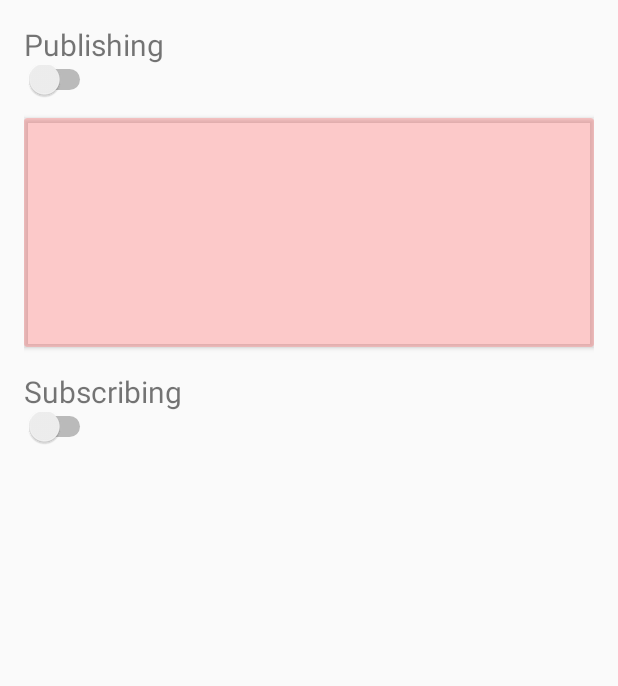
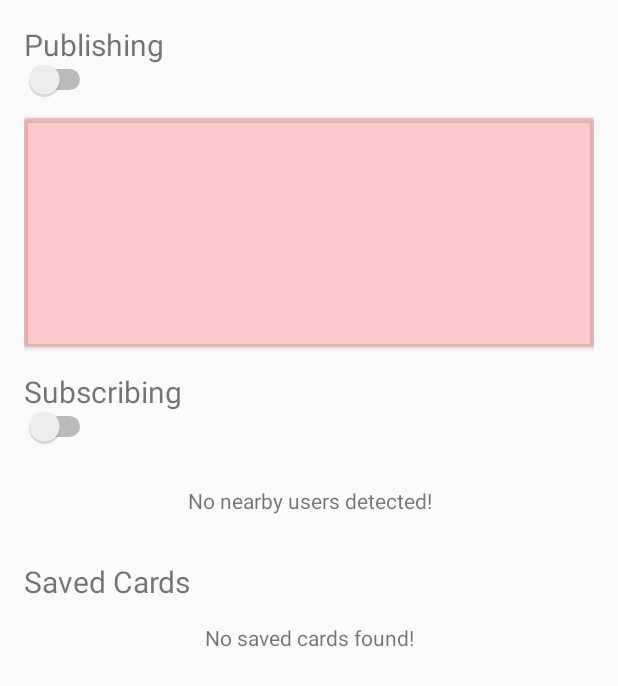
Before and after one commit to stkent/calling-card, an Android app: the layout activity_nearby.xml on its own in the app's theme, with its tools: preview values and no code run, on a phone screen of 412 x 824 dp. Shown: the top 686 px of the screen. Run offline under Robolectric (Android 15) with nearby library versions, the phone set to English and light mode, and no system bars.

Commit message:
Display empty state message when no users found

```diff
--- a/app/src/main/java/com/github/stkent/callingcard/UsersView.java
+++ b/app/src/main/java/com/github/stkent/callingcard/UsersView.java
@@ -1,50 +1,90 @@
 package com.github.stkent.callingcard;
 
 import android.content.Context;
+import android.content.res.TypedArray;
 import android.support.annotation.NonNull;
+import android.support.annotation.Nullable;
 import android.util.AttributeSet;
+import android.view.LayoutInflater;
 import android.view.View;
+import android.view.ViewGroup;
 import android.widget.LinearLayout;
+import android.widget.TextView;
+
+import butterknife.Bind;
+import butterknife.ButterKnife;
+
+import static android.view.ViewGroup.LayoutParams.MATCH_PARENT;
+import static android.view.ViewGroup.LayoutParams.WRAP_CONTENT;
 
 public final class UsersView extends LinearLayout {
 
-    public UsersView(Context context) {
+    @Bind(R.id.empty_state_view)
+    protected TextView emptyStateLabel;
+
+    @Bind(R.id.user_view_container)
+    protected ViewGroup userViewContainer;
+
+    public UsersView(@NonNull final Context context) {
         this(context, null);
     }
 
-    public UsersView(Context context, AttributeSet attrs) {
+    public UsersView(@NonNull final Context context, @Nullable final AttributeSet attrs) {
         this(context, attrs, 0);
     }
 
-    public UsersView(Context context, AttributeSet attrs, int defStyleAttr) {
+    public UsersView(
+            @NonNull final Context context,
+            @Nullable final AttributeSet attrs,
+            final int defStyleAttr) {
+
         super(context, attrs, defStyleAttr);
 
+        setLayoutParams(new ViewGroup.LayoutParams(MATCH_PARENT, WRAP_CONTENT));
         setOrientation(VERTICAL);
+
+        LayoutInflater.from(context).inflate(R.layout.include_users_view, this, true);
+        ButterKnife.bind(this);
+
+        final TypedArray typedArray
+                = context.getTheme().obtainStyledAttributes(attrs, R.styleable.UsersView, 0, 0);
+
+        final String emptyStateText = typedArray.getString(R.styleable.UsersView_empty_state_text);
+        emptyStateLabel.setText(emptyStateText);
+
+        typedArray.recycle();
     }
 
     public void addUser(@NonNull final User user) {
         if (user.isValid()) {
             final UserView userView = new UserView(getContext());
             userView.bindUser(user);
-            addView(userView);
+            userViewContainer.addView(userView);
+            updateEmptyStateVisibility();
         }
     }
 
     public void removeUser(@NonNull final User user) {
         final String idOfUserToRemove = user.getId();
 
-        for (int index = getChildCount() - 1; index >= 0; index--) {
+        for (int index = userViewContainer.getChildCount() - 1; index >= 0; index--) {
             final View child = getChildAt(index);
             final String userId = (String) child.getTag();
 
             if (idOfUserToRemove.equals(userId)) {
                 removeViewAt(index);
+                updateEmptyStateVisibility();
             }
         }
     }
 
     public void removeAllUsers() {
-        removeAllViews();
+        userViewContainer.removeAllViews();
+        updateEmptyStateVisibility();
+    }
+
+    private void updateEmptyStateVisibility() {
+        emptyStateLabel.setVisibility(userViewContainer.getChildCount() == 0 ? VISIBLE : GONE);
     }
 
 }
--- a/app/src/main/res/layout/activity_nearby.xml
+++ b/app/src/main/res/layout/activity_nearby.xml
@@ -1,5 +1,6 @@
 <ScrollView
     xmlns:android="http://schemas.android.com/apk/res/android"
+    xmlns:app="http://schemas.android.com/apk/res-auto"
     android:layout_width="match_parent"
     android:layout_height="wrap_content"
     android:padding="16dp">
@@ -43,7 +44,21 @@
             android:id="@+id/users_view"
             android:layout_width="match_parent"
             android:layout_height="wrap_content"
-            android:orientation="vertical" />
+            app:empty_state_text="No nearby users detected!" />
+
+        <TextView
+            android:id="@+id/saved_cards_label"
+            android:layout_width="match_parent"
+            android:layout_height="wrap_content"
+            android:text="Saved Cards"
+            android:textSize="20sp"
+            android:paddingTop="16dp" />
+
+        <com.github.stkent.callingcard.UsersView
+            android:id="@+id/saved_users_view"
+            android:layout_width="match_parent"
+            android:layout_height="wrap_content"
+            app:empty_state_text="No saved cards found!" />
 
     </LinearLayout>
 
--- /dev/null
+++ b/app/src/main/res/layout/include_users_view.xml
@@ -0,0 +1,17 @@
+<?xml version="1.0" encoding="utf-8"?>
+<merge
+    xmlns:android="http://schemas.android.com/apk/res/android">
+
+    <TextView
+        android:id="@+id/empty_state_view"
+        android:layout_width="match_parent"
+        android:layout_height="48dp"
+        android:gravity="center" />
+
+    <LinearLayout
+        android:id="@+id/user_view_container"
+        android:layout_width="match_parent"
+        android:layout_height="wrap_content"
+        android:orientation="vertical" />
+
+</merge>
--- /dev/null
+++ b/app/src/main/res/values/attrs.xml
@@ -0,0 +1,6 @@
+<?xml version="1.0" encoding="utf-8"?>
+<resources>
+    <declare-styleable name="UsersView">
+        <attr name="empty_state_text" format="string" />
+    </declare-styleable>
+</resources>
```
Also changed, not shown: app/src/main/java/com/github/stkent/callingcard/NearbyActivity.java (+9 -0 lines).
